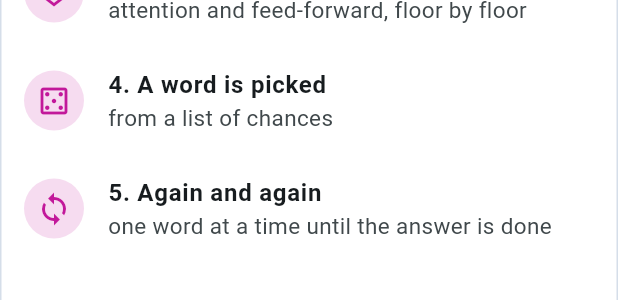
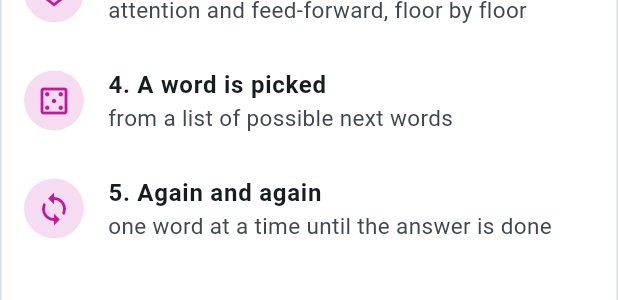
Before and after one commit to levoniust/inside-the-machine-mind, a Flutter app: the _Preview widget shown alone on an empty page, opened directly, on a phone screen of 412 x 824 dp. Shown: the part 372-672 px from the top of the screen. Run offline on Flutter 3.47's test engine with Material 3 defaults, Android fonts, the phone set to English and light mode, and no system bars; our stand-ins replace flutter_tts, shared_preferences; accounts and stored records are empty.

Commit message:
s3_intro clarity: list of possible next words
Co-Authored-By: Claude Opus 5.5 <noreply@anthropic.com>

```diff
--- a/lib/screens/s3/s3_intro.dart
+++ b/lib/screens/s3/s3_intro.dart
@@ -164,7 +164,7 @@ class _Preview extends StatelessWidget {
       (Icons.content_cut, 'Chopped into tokens', 'word pieces with ID numbers'),
       (Icons.place_outlined, 'Turned into coordinates', 'each piece gets an address on a map of meaning'),
       (Icons.layers_outlined, 'Through the layers', 'attention and feed-forward, floor by floor'),
-      (Icons.casino_outlined, 'A word is picked', 'from a list of chances'),
+      (Icons.casino_outlined, 'A word is picked', 'from a list of possible next words'),
       (Icons.loop, 'Again and again', 'one word at a time until the answer is done'),
     ];
     return DemoCard(
```
